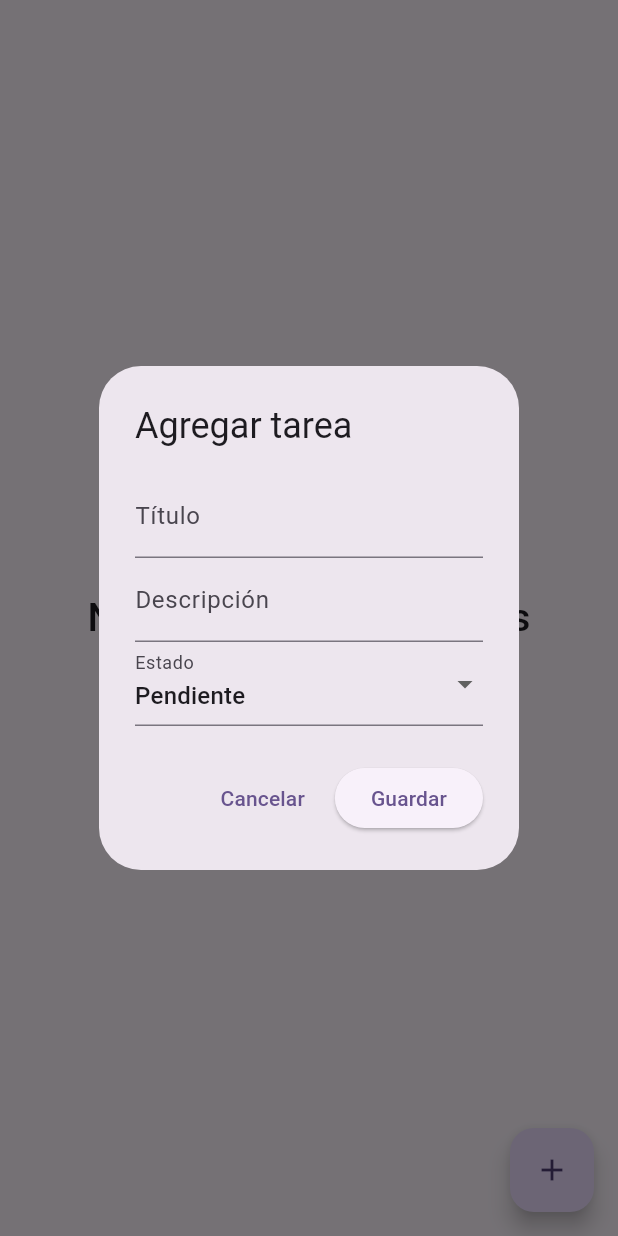
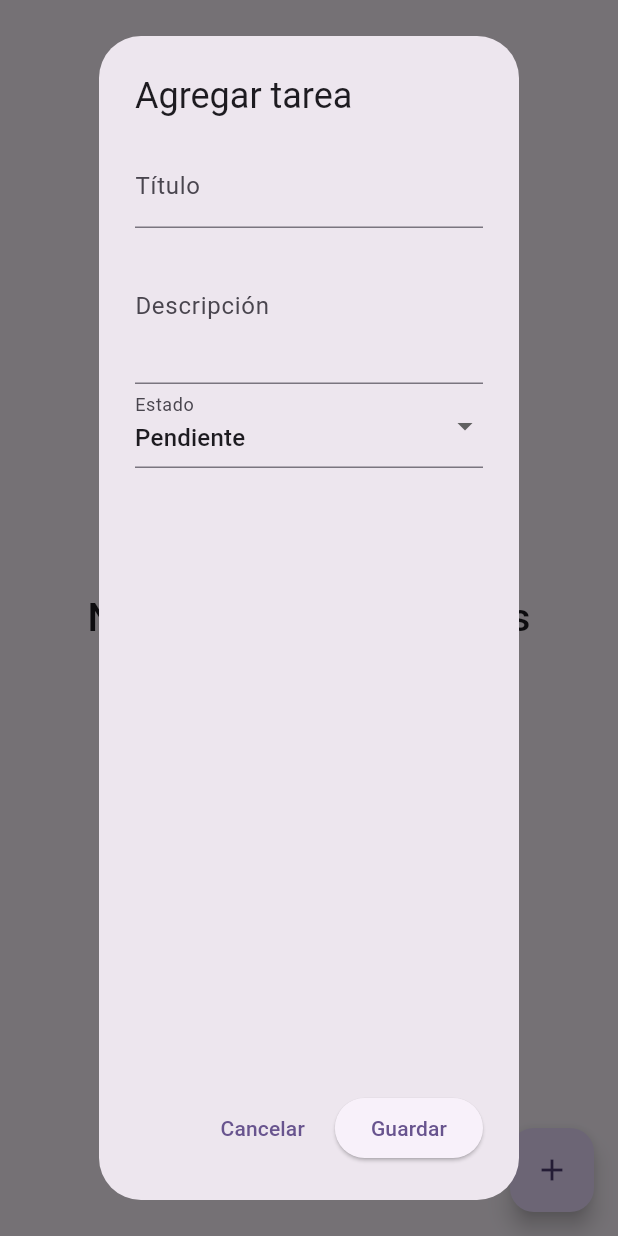
Before and after one commit to DrkDsk/chillit_test, a Flutter app: the screen it shows once a user with an empty profile is signed in, after a tap on the "add" icon, on a phone screen of 412 x 824 dp. Run offline on Flutter 3.47's test engine with Material 3 defaults, Android fonts, the phone set to English and light mode, and no system bars; our stand-ins replace bloc, cloud_firestore, equatable, firebase_auth, firebase_core, flutter_bloc and 1 more; accounts and stored records are empty.

Commit message:
feat: dialog implemented reused

```diff
--- /dev/null
+++ b/lib/src/features/tasks/ui/enum/task_dialog_model.dart
@@ -0,0 +1 @@
+enum TaskDialogMode { create, edit }
--- a/lib/src/features/tasks/ui/screens/task_screen.dart
+++ b/lib/src/features/tasks/ui/screens/task_screen.dart
@@ -2,7 +2,8 @@ import 'package:chillit_test/src/features/tasks/domain/entities/task.dart';
 import 'package:chillit_test/src/features/tasks/ui/blocs/task_bloc.dart';
 import 'package:chillit_test/src/features/tasks/ui/blocs/task_event.dart';
 import 'package:chillit_test/src/features/tasks/ui/blocs/task_state.dart';
-import 'package:chillit_test/src/features/tasks/ui/widgets/edit_task_form.dart';
+import 'package:chillit_test/src/features/tasks/ui/enum/task_dialog_model.dart';
+import 'package:chillit_test/src/features/tasks/ui/widgets/task_dialog.dart';
 import 'package:chillit_test/src/features/tasks/ui/widgets/task_grid_view.dart';
 import 'package:flutter/material.dart';
 import 'package:flutter_bloc/flutter_bloc.dart';
@@ -29,45 +30,17 @@ class _TaskScreenState extends State<TaskScreen> {
     return Scaffold(
       floatingActionButton: FloatingActionButton(
         onPressed: () async {
-          final Task task = Task.initial();
-          late final titleController = TextEditingController(text: "");
-          late final descriptionController = TextEditingController(text: "");
-          final formKey = GlobalKey<FormState>();
-          String status = task.status;
+          final Task initialTask = Task.initial();
 
           await showDialog(
             context: context,
             builder: (_) {
-              return AlertDialog(
-                title: const Text('Agregar tarea'),
-                content: EditTaskForm(
-                  formKey: formKey,
-                  onChangedDropDown: (value) => status = value,
-                  task: task,
-                  titleController: titleController,
-                  descriptionController: descriptionController,
-                ),
-                actions: [
-                  TextButton(
-                    onPressed: () => Navigator.pop(context),
-                    child: const Text('Cancelar'),
-                  ),
-                  ElevatedButton(
-                    onPressed: () async {
-                      if (formKey.currentState!.validate()) {
-                        final newTask = task.copyWith(
-                          title: titleController.text.trim(),
-                          description: descriptionController.text.trim(),
-                          status: status,
-                        );
-
-                        _taskBloc.add(AddTaskEvent(task: newTask));
-                        Navigator.of(context).pop();
-                      }
-                    },
-                    child: const Text('Guardar'),
-                  ),
-                ],
+              return TaskDialog(
+                mode: TaskDialogMode.create,
+                initialTask: initialTask,
+                onSubmit: (updatedTask) {
+                  _taskBloc.add(AddTaskEvent(task: updatedTask));
+                },
               );
             },
           );
--- /dev/null
+++ b/lib/src/features/tasks/ui/widgets/task_dialog.dart
@@ -0,0 +1,65 @@
+import 'package:chillit_test/src/features/tasks/domain/entities/task.dart';
+import 'package:chillit_test/src/features/tasks/ui/enum/task_dialog_model.dart';
+import 'package:chillit_test/src/features/tasks/ui/widgets/task_form.dart';
+import 'package:flutter/material.dart';
+
+class TaskDialog extends StatelessWidget {
+  final TaskDialogMode mode;
+  final Task initialTask;
+  final void Function(Task updatedTask) onSubmit;
+
+  const TaskDialog({
+    super.key,
+    required this.mode,
+    required this.initialTask,
+    required this.onSubmit,
+  });
+
+  String get _title =>
+      mode == TaskDialogMode.create ? 'Agregar tarea' : 'Editar tarea';
+
+  String get _submitLabel =>
+      mode == TaskDialogMode.create ? 'Guardar' : 'Actualizar';
+
+  @override
+  Widget build(BuildContext context) {
+    final formKey = GlobalKey<FormState>();
+    final titleController = TextEditingController(text: initialTask.title);
+    final descriptionController = TextEditingController(
+      text: initialTask.description,
+    );
+    String status = initialTask.status;
+
+    return AlertDialog(
+      title: Text(_title),
+      content: TaskForm(
+        formKey: formKey,
+        titleController: titleController,
+        descriptionController: descriptionController,
+        initialStatus: status,
+        onStatusChanged: (value) => status = value!,
+      ),
+      actions: [
+        TextButton(
+          onPressed: () => Navigator.pop(context),
+          child: const Text('Cancelar'),
+        ),
+        ElevatedButton(
+          onPressed: () {
+            if (formKey.currentState!.validate()) {
+              final updatedTask = initialTask.copyWith(
+                title: titleController.text.trim(),
+                description: descriptionController.text.trim(),
+                status: status,
+              );
+
+              onSubmit(updatedTask);
+              Navigator.pop(context);
+            }
+          },
+          child: Text(_submitLabel),
+        ),
+      ],
+    );
+  }
+}
--- /dev/null
+++ b/lib/src/features/tasks/ui/widgets/task_form.dart
@@ -0,0 +1,51 @@
+import 'package:flutter/material.dart';
+
+class TaskForm extends StatelessWidget {
+  final GlobalKey<FormState> formKey;
+  final TextEditingController titleController;
+  final TextEditingController descriptionController;
+  final String initialStatus;
+  final ValueChanged<String?> onStatusChanged;
+
+  const TaskForm({
+    super.key,
+    required this.formKey,
+    required this.titleController,
+    required this.descriptionController,
+    required this.initialStatus,
+    required this.onStatusChanged,
+  });
+
+  @override
+  Widget build(BuildContext context) {
+    return Form(
+      key: formKey,
+      child: Column(
+        children: [
+          TextFormField(
+            controller: titleController,
+            decoration: const InputDecoration(labelText: 'Título'),
+            validator: (value) =>
+                value == null || value.isEmpty ? 'Campo requerido' : null,
+          ),
+          TextFormField(
+            controller: descriptionController,
+            decoration: const InputDecoration(labelText: 'Descripción'),
+            maxLines: 3,
+          ),
+          DropdownButtonFormField<String>(
+            initialValue: initialStatus,
+            decoration: const InputDecoration(labelText: 'Estado'),
+            items: const [
+              DropdownMenuItem(value: 'Pendiente', child: Text('Pendiente')),
+              DropdownMenuItem(value: 'En Proceso', child: Text('En Proceso')),
+              DropdownMenuItem(value: 'Hecho', child: Text('Hecho')),
+            ],
+            onChanged: onStatusChanged,
+          ),
+        ],
+      ),
+    );
+    return const Placeholder();
+  }
+}
```
Also changed, not shown: lib/src/features/tasks/ui/widgets/task_grid_view.dart (+11 -38 lines), pubspec.lock.
